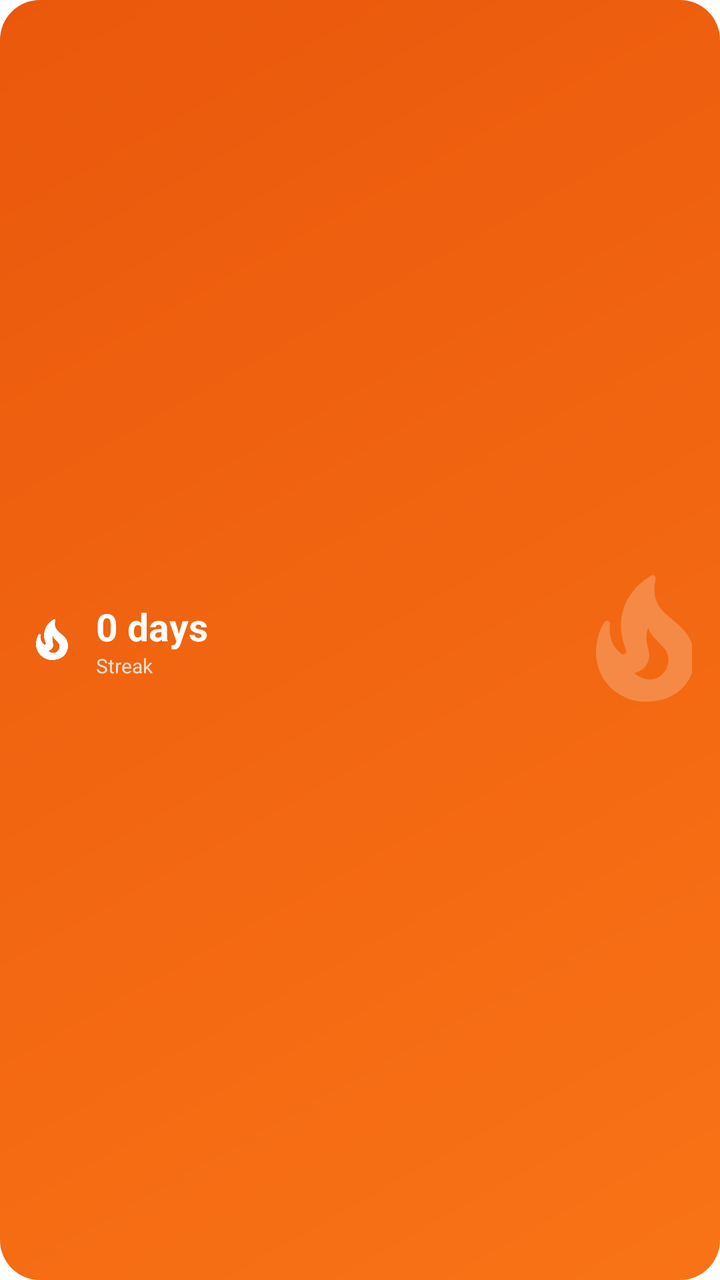
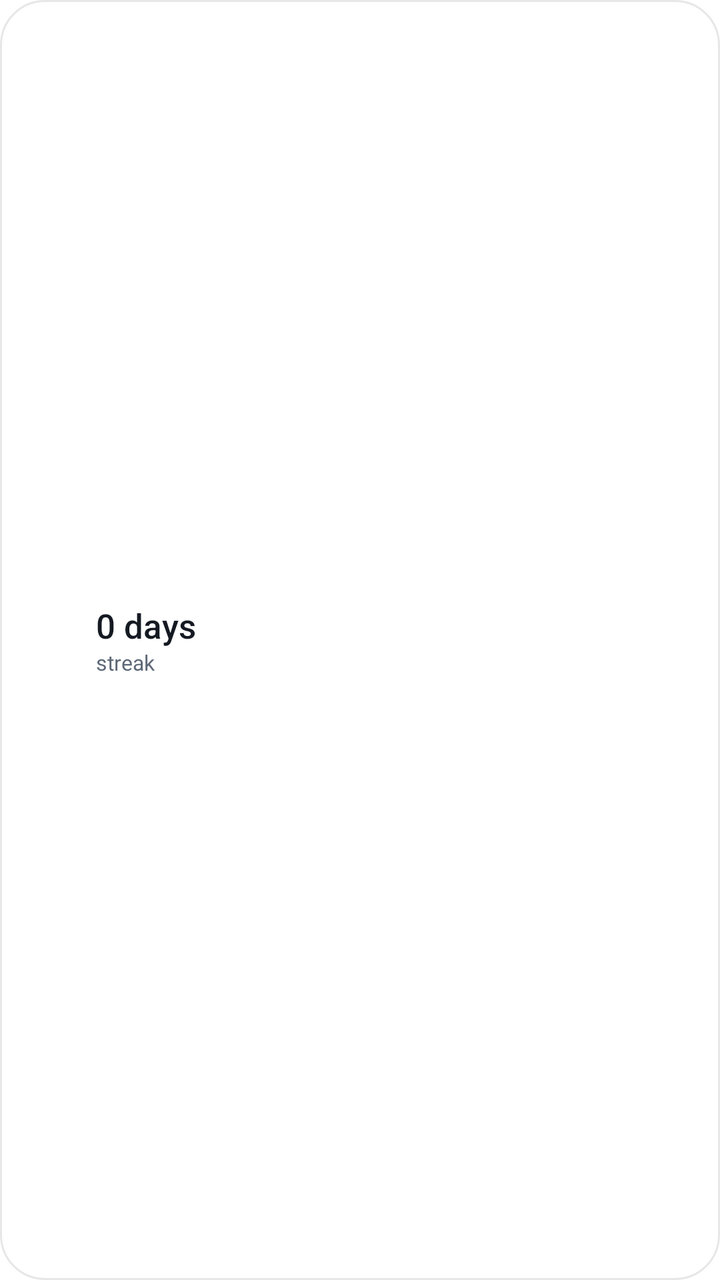

Screens rendered from an Android XML layout before and after an edit, with the pre-edit source and the edit as a unified diff.
<!-- AndroidManifest.xml: fallback theme Theme.MaterialComponents.DayNight.NoActionBar -->
<!-- res/layout/aeris_streakmini_widget.xml -->
<?xml version="1.0" encoding="utf-8"?>
<RelativeLayout xmlns:android="http://schemas.android.com/apk/res/android"
    android:id="@+id/widget_root"
    android:layout_width="match_parent"
    android:layout_height="match_parent"
    android:padding="14dp"
    android:background="@drawable/aeris_streak_bg">

    
    <ImageView
        android:id="@+id/widget_mini_fire_bg"
        android:layout_width="74dp"
        android:layout_height="74dp"
        android:layout_alignParentEnd="true"
        android:layout_centerVertical="true"
        android:layout_marginEnd="-14dp"
        android:alpha="0.22"
        android:src="@drawable/ic_fire"
        android:scaleType="fitCenter" />

    
    <LinearLayout
        android:layout_width="match_parent"
        android:layout_height="match_parent"
        android:orientation="horizontal"
        android:gravity="center_vertical">

        <ImageView
            android:id="@+id/widget_mini_fire"
            android:layout_width="24dp"
            android:layout_height="24dp"
            android:src="@drawable/ic_fire"
            android:scaleType="fitCenter" />

        <LinearLayout
            android:layout_width="wrap_content"
            android:layout_height="wrap_content"
            android:layout_marginStart="10dp"
            android:orientation="vertical">

            <TextView
                android:id="@+id/widget_streakmini_num"
                android:layout_width="wrap_content"
                android:layout_height="wrap_content"
                android:text="0 days"
                android:textColor="#FFFFFFFF"
                android:textSize="19sp"
                android:textStyle="bold" />

            <TextView
                android:layout_width="wrap_content"
                android:layout_height="wrap_content"
                android:text="Streak"
                android:textColor="#CCFFFFFF"
                android:textSize="10sp" />
        </LinearLayout>
    </LinearLayout>

</RelativeLayout>
<!-- resources referenced by this layout -->
<resources>
  <!-- drawable aeris_streak_bg (drawable) -->
  <?xml version="1.0" encoding="utf-8"?>
  <shape xmlns:android="http://schemas.android.com/apk/res/android"
      android:shape="rectangle">
      <gradient
          android:startColor="#EA580C"
          android:endColor="#F97316"
          android:angle="315" />
      <corners android:radius="20dp" />
  </shape>
  <!-- drawable ic_fire (drawable) -->
  <?xml version="1.0" encoding="utf-8"?>
  <vector xmlns:android="http://schemas.android.com/apk/res/android"
      android:width="24dp"
      android:height="24dp"
      android:viewportWidth="24"
      android:viewportHeight="24"
      android:tint="#FFFFFFFF">
      <path
          android:fillColor="@android:color/white"
          android:pathData="M19.48,12.35c-1.57,-4.08 -7.16,-4.3 -5.81,-10.23 0.1,-0.44 -0.37,-0.78 -0.75,-0.55C9.29,3.71 6.68,8 8.87,13.62c0.18,0.46 -0.36,0.89 -0.75,0.59 -1.81,-1.37 -2,-3.34 -1.84,-4.75 0.06,-0.52 -0.62,-0.77 -0.91,-0.34C4.69,10.16 4,11.84 4,14.37c0.38,5.6 5.11,7.32 6.81,7.54 2.43,0.31 5.06,-0.14 6.95,-1.87 2.08,-1.93 2.84,-5.01 1.72,-7.69zM10.2,17.38c1.44,-0.35 2.18,-1.39 2.38,-2.31 0.33,-1.43 -0.96,-2.83 -0.09,-5.09 0.33,1.87 3.27,3.04 3.27,5.08 0.08,2.53 -2.66,4.7 -5.56,2.32z" />
  </vector>
</resources>

<!-- the commit's change to res/layout/aeris_streakmini_widget.xml (unified diff, before → after) -->
@@ -1,59 +1,42 @@
 <?xml version="1.0" encoding="utf-8"?>
-<RelativeLayout xmlns:android="http://schemas.android.com/apk/res/android"
+<LinearLayout xmlns:android="http://schemas.android.com/apk/res/android"
     android:id="@+id/widget_root"
     android:layout_width="match_parent"
     android:layout_height="match_parent"
-    android:padding="14dp"
-    android:background="@drawable/aeris_streak_bg">
+    android:orientation="horizontal"
+    android:gravity="center_vertical"
+    android:paddingLeft="14dp"
+    android:paddingRight="14dp"
+    android:background="@drawable/w_bg">
 
-    
     <ImageView
-        android:id="@+id/widget_mini_fire_bg"
-        android:layout_width="74dp"
-        android:layout_height="74dp"
-        android:layout_alignParentEnd="true"
-        android:layout_centerVertical="true"
-        android:layout_marginEnd="-14dp"
-        android:alpha="0.22"
-        android:src="@drawable/ic_fire"
-        android:scaleType="fitCenter" />
+        android:id="@+id/widget_mini_fire"
+        android:layout_width="26dp"
+        android:layout_height="26dp"
+        android:src="@drawable/ic_fire" />
 
-    
     <LinearLayout
-        android:layout_width="match_parent"
-        android:layout_height="match_parent"
-        android:orientation="horizontal"
-        android:gravity="center_vertical">
-
-        <ImageView
-            android:id="@+id/widget_mini_fire"
-            android:layout_width="24dp"
-            android:layout_height="24dp"
-            android:src="@drawable/ic_fire"
-            android:scaleType="fitCenter" />
-
-        <LinearLayout
+        android:layout_width="0dp"
+        android:layout_height="wrap_content"
+        android:layout_weight="1"
+        android:layout_marginStart="8dp"
+        android:orientation="vertical">
+        <TextView
+            android:id="@+id/widget_streakmini_num"
             android:layout_width="wrap_content"
             android:layout_height="wrap_content"
-            android:layout_marginStart="10dp"
-            android:orientation="vertical">
-
-            <TextView
-                android:id="@+id/widget_streakmini_num"
-                android:layout_width="wrap_content"
-                android:layout_height="wrap_content"
-                android:text="0 days"
-                android:textColor="#FFFFFFFF"
-                android:textSize="19sp"
-                android:textStyle="bold" />
-
-            <TextView
-                android:layout_width="wrap_content"
-                android:layout_height="wrap_content"
-                android:text="Streak"
-                android:textColor="#CCFFFFFF"
-                android:textSize="10sp" />
-        </LinearLayout>
+            android:text="0 days"
+            android:textColor="@color/w_text"
+            android:textSize="17sp"
+            android:fontFamily="sans-serif-medium"
+            android:maxLines="1" />
+        <TextView
+            android:id="@+id/widget_streakmini_sub"
+            android:layout_width="wrap_content"
+            android:layout_height="wrap_content"
+            android:text="streak"
+            android:textColor="@color/w_muted"
+            android:textSize="10.5sp"
+            android:maxLines="1" />
     </LinearLayout>
-
-</RelativeLayout>
+</LinearLayout>
<!-- resource entries referenced after the edit -->
@@ -1,15 +1,7 @@
 <!-- resources referenced by this layout -->
 <resources>
-  <!-- drawable aeris_streak_bg (drawable) -->
-  <?xml version="1.0" encoding="utf-8"?>
-  <shape xmlns:android="http://schemas.android.com/apk/res/android"
-      android:shape="rectangle">
-      <gradient
-          android:startColor="#EA580C"
-          android:endColor="#F97316"
-          android:angle="315" />
-      <corners android:radius="20dp" />
-  </shape>
+  <color name="w_muted">#5E6978</color>
+  <color name="w_text">#151A22</color>
   <!-- drawable ic_fire (drawable) -->
   <?xml version="1.0" encoding="utf-8"?>
   <vector xmlns:android="http://schemas.android.com/apk/res/android"
@@ -22,5 +14,14 @@
           android:fillColor="@android:color/white"
           android:pathData="M19.48,12.35c-1.57,-4.08 -7.16,-4.3 -5.81,-10.23 0.1,-0.44 -0.37,-0.78 -0.75,-0.55C9.29,3.71 6.68,8 8.87,13.62c0.18,0.46 -0.36,0.89 -0.75,0.59 -1.81,-1.37 -2,-3.34 -1.84,-4.75 0.06,-0.52 -0.62,-0.77 -0.91,-0.34C4.69,10.16 4,11.84 4,14.37c0.38,5.6 5.11,7.32 6.81,7.54 2.43,0.31 5.06,-0.14 6.95,-1.87 2.08,-1.93 2.84,-5.01 1.72,-7.69zM10.2,17.38c1.44,-0.35 2.18,-1.39 2.38,-2.31 0.33,-1.43 -0.96,-2.83 -0.09,-5.09 0.33,1.87 3.27,3.04 3.27,5.08 0.08,2.53 -2.66,4.7 -5.56,2.32z" />
   </vector>
+  <!-- drawable w_bg (drawable) -->
+  <?xml version="1.0" encoding="utf-8"?>
+  <shape xmlns:android="http://schemas.android.com/apk/res/android" android:shape="rectangle">
+      <solid android:color="@color/w_bg" />
+      <stroke android:width="1dp" android:color="@color/w_line" />
+      <corners android:radius="22dp" />
+  </shape>
+  <color name="w_bg">#F5FFFFFF</color>
+  <color name="w_line">#1A151A22</color>
 </resources>
 
